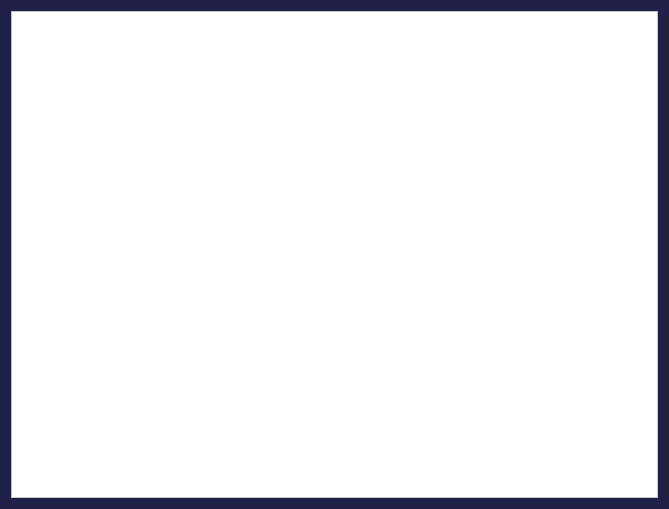
Old version of the form FrameWorkCode/globalreplacepreview.ui in the repository UDAAN-LEAP/leap-pe-tool.
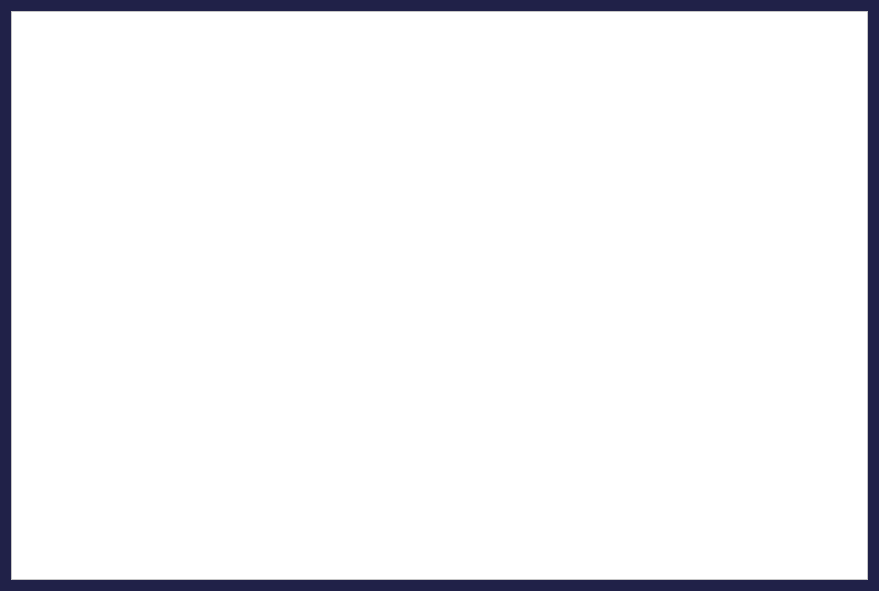
New version of the form.

Commit message: increased row height in preview window to show paragraphs

The edit to the form file:
```diff
--- a/FrameWorkCode/globalreplacepreview.ui
+++ b/FrameWorkCode/globalreplacepreview.ui
@@ -6,8 +6,8 @@
    <rect>
     <x>0</x>
     <y>0</y>
-    <width>669</width>
-    <height>509</height>
+    <width>879</width>
+    <height>591</height>
    </rect>
   </property>
   <property name="windowTitle">
```
The commit also changes 7 other files.
